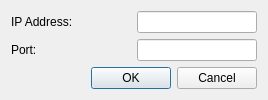
Qt form hcsystemnetconfigdialog.ui (ounie-os/line_monitor) before a commit.
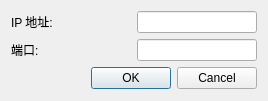
The same form after that commit.

Commit message: 修正ui显示部分内容；去掉自动获取数据按钮

What changed in the file:
```diff
--- a/hcsystemnetconfigdialog.ui
+++ b/hcsystemnetconfigdialog.ui
@@ -7,7 +7,7 @@
     <x>0</x>
     <y>0</y>
     <width>268</width>
-    <height>99</height>
+    <height>101</height>
    </rect>
   </property>
   <property name="windowTitle">
@@ -21,7 +21,7 @@
        <item>
         <widget class="QLabel" name="label_5">
          <property name="text">
-          <string>IP Address:</string>
+          <string>IP 地址:</string>
          </property>
         </widget>
        </item>
@@ -42,7 +42,7 @@
        <item>
         <widget class="QLabel" name="label_6">
          <property name="text">
-          <string>Port:</string>
+          <string>端口:</string>
          </property>
         </widget>
        </item>
```
The commit also changes 7 other files.
